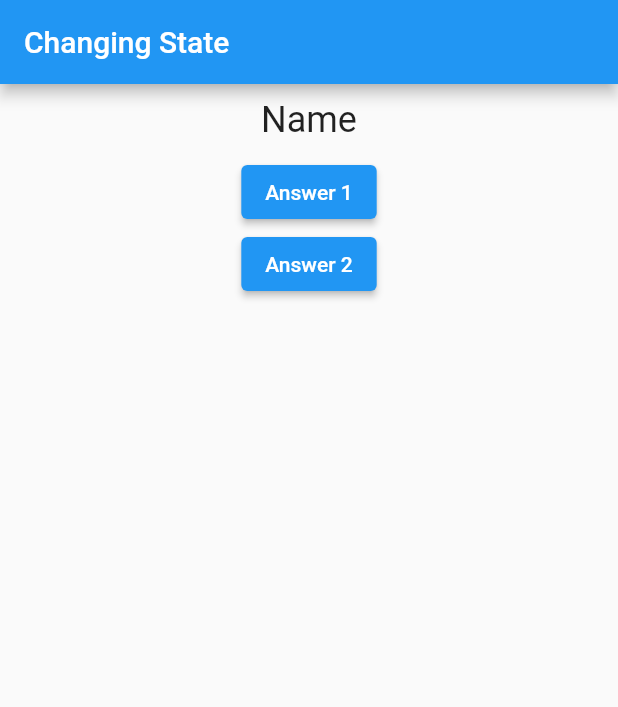
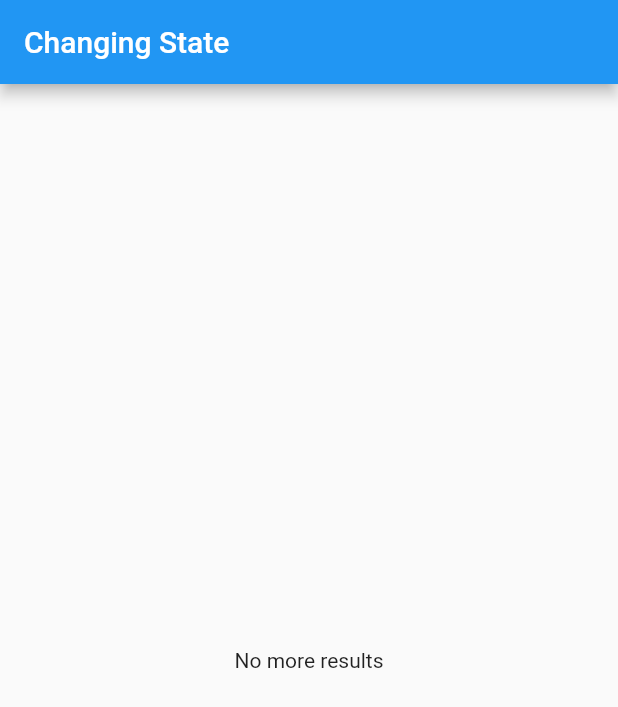
Before and after one commit to IssaBeastBoy/Flutter_Dart, a Flutter app: the screen it shows after launch, on a phone screen of 412 x 824 dp. Shown: the top 707 px of the screen. Run offline on Flutter 3.47's test engine with Material 2 defaults, Android fonts, the phone set to English and light mode, and no system bars.

Commit message:
Decoupling project

```diff
--- a/flutter_complete_guide/lib/main.dart
+++ b/flutter_complete_guide/lib/main.dart
@@ -1,6 +1,9 @@
 import 'package:flutter/material.dart';
 
 import './question.dart';
+import './answer.dart';
+import './quiz.dart';
+import './result.dart';
 
 void main() {
   runApp(MyApp());
@@ -16,42 +19,37 @@ class MyApp extends StatefulWidget {
 
 class MyAppSate extends State<MyApp> {
   var _questionIndex = 0;
+  final _questions = const [
+    {
+      'questionText': 'Name',
+      "answers": ['Thulani', 'Litha', 'Kid']
+    },
+    {
+      "questionText": 'Surname',
+      'answers': ['Tshabalala', 'Hashe', "NA"]
+    },
+    {
+      "questionText": 'Email',
+      'answers': ['t@gmal', 'l@gmail', 'NA']
+    }
+  ];
 
   void _answerQuestion() {
     setState(() {
       _questionIndex = _questionIndex + 1;
-      if (_questionIndex == 3) {
-        _questionIndex = 0;
-      }
     });
-    print(_questionIndex);
   }
 
   @override
   Widget build(BuildContext context) {
-    var questions = [
-      "Name",
-      "Surname",
-      "Email",
-    ];
     return MaterialApp(
       home: Scaffold(
         appBar: AppBar(
           title: Text("Changing State"),
         ),
-        body: Column(
-          children: [
-            Question(questions[_questionIndex]),
-            ElevatedButton(
-              child: Text("Answer 1"),
-              onPressed: _answerQuestion,
-            ),
-            ElevatedButton(
-              child: Text("Answer 2"),
-              onPressed: _answerQuestion,
-            ),
-          ],
-        ),
+        body: _questionIndex > _questions.length
+            ? Quiz(_questions, _questionIndex, _answerQuestion)
+            : Result(),
       ),
     );
   }
--- /dev/null
+++ b/flutter_complete_guide/lib/result.dart
@@ -0,0 +1,15 @@
+import 'package:flutter/cupertino.dart';
+import 'package:flutter/src/foundation/key.dart';
+import 'package:flutter/src/widgets/container.dart';
+import 'package:flutter/src/widgets/framework.dart';
+
+class Result extends StatelessWidget {
+  const Result({Key key}) : super(key: key);
+
+  @override
+  Widget build(BuildContext context) {
+    return Container(
+      child: Center(child: Text("No more results")),
+    );
+  }
+}
```
Also changed, not shown: flutter_complete_guide/lib/answer.dart (added, +21 -0 lines), flutter_complete_guide/lib/quiz.dart (added, +27 -0 lines).
